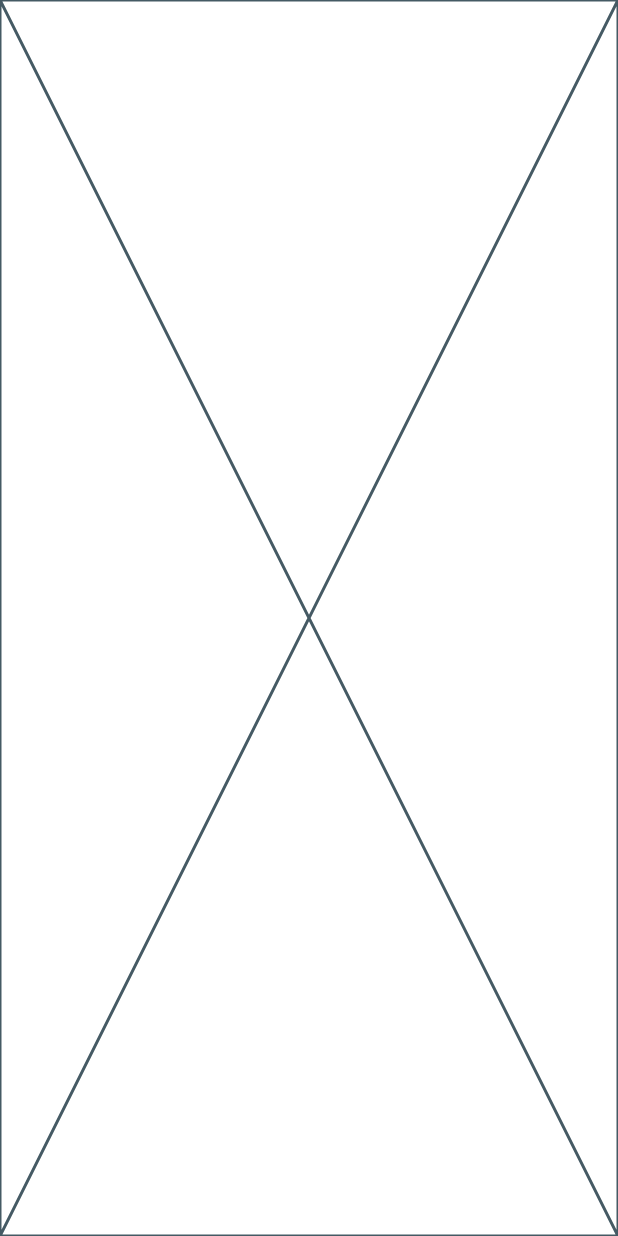
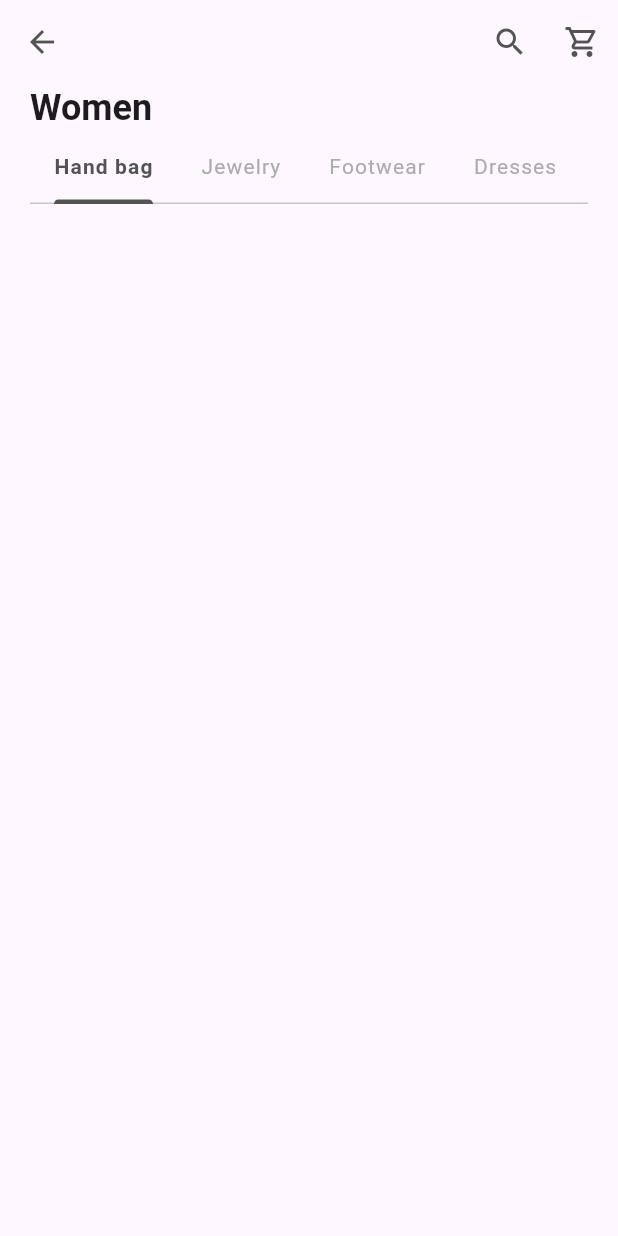
Before and after one commit to kabirdeula/OnlineShop, a Flutter app: the screen it shows after launch, on a phone screen of 412 x 824 dp. Run offline on Flutter 3.47's test engine with Material 3 defaults, Android fonts, the phone set to English and light mode, and no system bars; our stand-ins replace device_preview, freezed_annotation, go_router; Roboto replaces fonts that are missing (NunitoSans).

Commit message:
Add core widgets, themes, and constants for application structure

```diff
--- /dev/null
+++ b/devtools_options.yaml
@@ -0,0 +1,3 @@
+description: This file stores settings for Dart & Flutter DevTools.
+documentation: https://docs.flutter.dev/tools/devtools/extensions#configure-extension-enablement-states
+extensions:
--- a/lib/core/constants/app_icons.dart
+++ b/lib/core/constants/app_icons.dart
@@ -4,7 +4,7 @@ class AppIcons {
   static const IconData addToCart = Icons.add_shopping_cart;
   static const IconData back = Icons.arrow_back;
   static const IconData bag = Icons.shopping_bag;
-  static const IconData cart = Icons.shopping_cart;
+  static const IconData cart = Icons.shopping_cart_outlined;
   static const IconData heart = Icons.favorite;
   static const IconData search = Icons.search;
 }
--- /dev/null
+++ b/lib/core/constants/app_strings.dart
@@ -0,0 +1,14 @@
+import 'package:flutter/material.dart';
+
+class AppStrings {
+  static const String women = "Women";
+}
+
+class ListStrings {
+  static const List<Widget> categories = [
+    Tab(text: "Hand bag"),
+    Tab(text: "Jewelry"),
+    Tab(text: "Footwear"),
+    Tab(text: "Dresses"),
+  ];
+}
--- /dev/null
+++ b/lib/core/constants/constants.dart
@@ -0,0 +1,4 @@
+export './app_colors.dart';
+export './app_dimensions.dart';
+export './app_icons.dart';
+export './app_strings.dart';
--- /dev/null
+++ b/lib/core/themes/app_themes.dart
@@ -0,0 +1,21 @@
+import 'package:flutter/material.dart';
+
+import 'themes.dart';
+
+/// Centralized theme management for the application.
+class AppThemes {
+  static ThemeData themeData() {
+    return ThemeData(
+      // appBarTheme: _appBarTheme,
+      // elevatedButtonTheme: _elevatedButtonTheme,
+      // inputDecorationTheme: _inputDecorationTheme,
+      // navigationBarTheme: _navigationBarTheme,
+      fontFamily: 'NunitoSans',
+      // scaffoldBackgroundColor: AppColors.offWhite,
+      tabBarTheme: _tabBarTheme,
+      useMaterial3: true,
+    );
+  }
+}
+
+final _tabBarTheme = CustomTabBarTheme.defaultConfig().buildTabBarTheme();
--- /dev/null
+++ b/lib/core/themes/themes.dart
@@ -0,0 +1,3 @@
+export './app_themes.dart';
+export './app_typography.dart';
+export './custom_tab_bar_theme.dart';
--- /dev/null
+++ b/lib/core/widgets/custom_app_bar.dart
@@ -0,0 +1,31 @@
+import 'package:flutter/material.dart';
+import 'package:online_shop/core/constants/constants.dart';
+
+class CustomAppBar extends StatelessWidget implements PreferredSizeWidget {
+  final String? title;
+
+  final List<Widget>? actions;
+  final Widget? leading;
+  final bool showBackButton;
+
+  const CustomAppBar({
+    super.key,
+    this.title,
+    this.actions,
+    this.leading,
+    this.showBackButton = false,
+  });
+
+  @override
+  Widget build(BuildContext context) {
+    return AppBar(
+      leading:
+          showBackButton ? const BackButton(color: AppColors.text) : leading,
+      title: Text(title ?? ''),
+      actions: actions,
+    );
+  }
+
+  @override
+  Size get preferredSize => const Size.fromHeight(kToolbarHeight);
+}
--- /dev/null
+++ b/lib/core/widgets/widgets.dart
@@ -0,0 +1 @@
+export './custom_app_bar.dart';
--- a/lib/features/home/presentation/screens/home_screen.dart
+++ b/lib/features/home/presentation/screens/home_screen.dart
@@ -1,10 +1,49 @@
 import 'package:flutter/material.dart';
+import 'package:online_shop/core/constants/constants.dart';
+import 'package:online_shop/core/widgets/widgets.dart';
 
 class HomeScreen extends StatelessWidget {
   const HomeScreen({super.key});
 
   @override
   Widget build(BuildContext context) {
-    return const Placeholder();
+    return Scaffold(
+      appBar: CustomAppBar(
+        showBackButton: true,
+        actions: [
+          IconButton(
+            icon: Icon(AppIcons.search, color: AppColors.text),
+            onPressed: () {},
+          ),
+          IconButton(
+            icon: Icon(AppIcons.cart, color: AppColors.text),
+            onPressed: () {},
+          ),
+        ],
+      ),
+      body: _buildBody(context),
+    );
+  }
+
+  Widget _buildBody(BuildContext context) {
+    return DefaultTabController(
+      length: ListStrings.categories.length,
+      child: Padding(
+        padding: const EdgeInsets.symmetric(horizontal: AppDimensions.padding),
+        child: Column(
+          crossAxisAlignment: CrossAxisAlignment.start,
+          children: [
+            Text(
+              'Women',
+              style: Theme.of(context)
+                  .textTheme
+                  .headlineSmall!
+                  .copyWith(fontWeight: FontWeight.bold),
+            ),
+            TabBar(tabs: ListStrings.categories, isScrollable: true),
+          ],
+        ),
+      ),
+    );
   }
 }
--- a/lib/main.dart
+++ b/lib/main.dart
@@ -2,6 +2,7 @@ import 'package:device_preview/device_preview.dart';
 import 'package:flutter/foundation.dart';
 import 'package:flutter/material.dart';
 
+import 'core/themes/themes.dart';
 import 'routes/routes.dart';
 
 void main() {
@@ -19,6 +20,7 @@ class MyApp extends StatelessWidget {
     return MaterialApp.router(
       routerConfig: AppRouter.router,
       debugShowCheckedModeBanner: !kReleaseMode ? true : false,
+      theme: AppThemes.themeData(),
     );
   }
 }
```
Also changed, not shown: lib/core/themes/app_typography.dart (added, +188 -0 lines), lib/core/themes/custom_tab_bar_theme.dart (added, +68 -0 lines).
